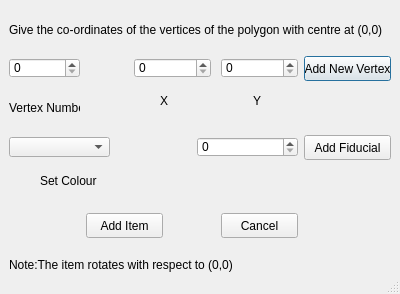
This is ui/additem.ui in nuigroup/tuio-simulator as Qt 5 draws it before an edit. The edited form follows.
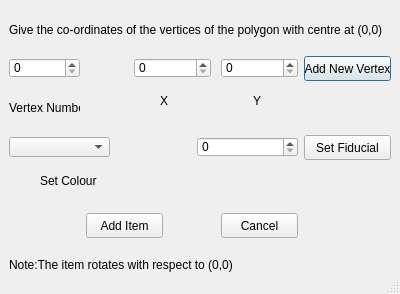
This is the edited form. Icons and pictures are not drawn.

The edit to the form file:
```diff
--- a/ui/additem.ui
+++ b/ui/additem.ui
@@ -211,7 +211,7 @@
     </rect>
    </property>
    <property name="text" >
-    <string>Add Fiducial</string>
+    <string>Set Fiducial</string>
    </property>
   </widget>
  </widget>
```
